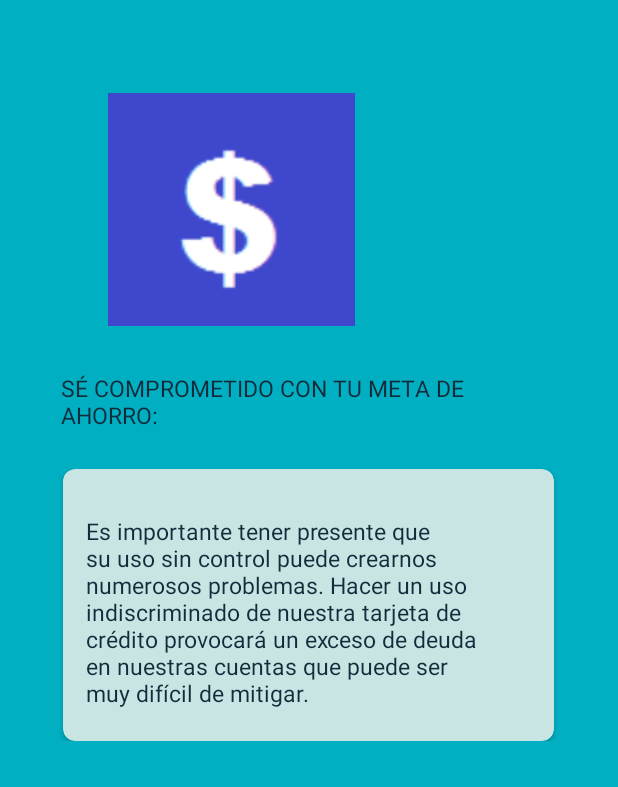
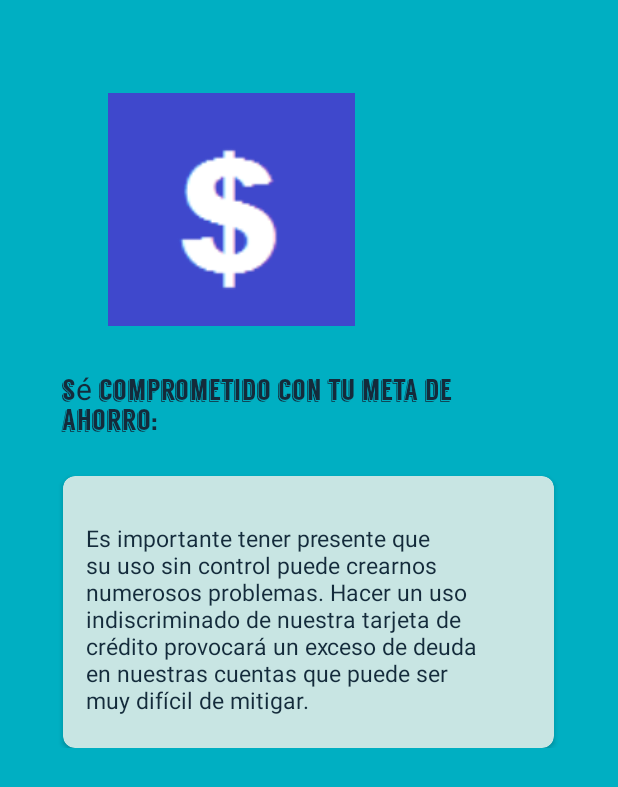
Before and after one commit to Albertopls/MyApp-master2, an Android app: the Consejo_MetaAhorro screen opened directly, with no data from a screen before it, on a phone screen of 412 x 824 dp. Shown: the top 787 px of the screen. Run offline under Robolectric (Android 15) with nearby library versions, the phone set to English and light mode, and no system bars; network calls fail.

Commit message:
Diseño pantallas de consejos

```diff
--- a/app/src/main/java/com/example/eduardopalacios/myapp/Consejo_MetaAhorro.java
+++ b/app/src/main/java/com/example/eduardopalacios/myapp/Consejo_MetaAhorro.java
@@ -1,13 +1,24 @@
 package com.example.eduardopalacios.myapp;
 
+import android.graphics.Typeface;
 import android.support.v7.app.AppCompatActivity;
 import android.os.Bundle;
+import android.widget.TextView;
 
 public class Consejo_MetaAhorro extends AppCompatActivity {
-
+TextView title_consejo;
     @Override
     protected void onCreate(Bundle savedInstanceState) {
         super.onCreate(savedInstanceState);
         setContentView(R.layout.activity_consejo__meta_ahorro);
+        title_consejo= (TextView) findViewById(R.id.title_consejo3);
+        cambiar_letra();
     }
-}
+
+
+    public void cambiar_letra(){
+        Typeface face= Typeface.createFromAsset(getAssets(),"fonts/Langdon.otf");
+        title_consejo.setTypeface(face);
+
+    }
+    }
--- a/app/src/main/res/layout/activity_consejo__compras.xml
+++ b/app/src/main/res/layout/activity_consejo__compras.xml
@@ -57,13 +57,13 @@ android:background="@drawable/wall">
             <TextView
 
                 android:layout_width="163dp"
-                android:id="@+id/no_tarjetas"
+                android:id="@+id/title_consejo2"
                 android:layout_height="match_parent"
                 android:layout_margin="15dp"
                 android:layout_weight="0.82"
-                android:text="¿REALMENTE NECESITAS ESA COMPRA?"
+                android:text="¿realmente necesitas esa compra?"
                 android:textColor="#142b3b"
-                android:textSize="15sp"
+                android:textSize="20sp"
                 />
 
 
--- a/app/src/main/res/layout/activity_consejo__meta_ahorro.xml
+++ b/app/src/main/res/layout/activity_consejo__meta_ahorro.xml
@@ -57,13 +57,13 @@
                 <TextView
 
                     android:layout_width="163dp"
-                    android:id="@+id/no_tarjetas"
+                    android:id="@+id/title_consejo3"
                     android:layout_height="match_parent"
                     android:layout_margin="15dp"
                     android:layout_weight="0.82"
-                    android:text="SÉ COMPROMETIDO CON TU META DE AHORRO:"
+                    android:text="sé comprometido con tu meta de ahorro:"
                     android:textColor="#142b3b"
-                    android:textSize="15sp"
+                    android:textSize="20sp"
                     />
 
 
--- a/app/src/main/res/layout/activity_consejo__tarjetas.xml
+++ b/app/src/main/res/layout/activity_consejo__tarjetas.xml
@@ -63,9 +63,9 @@
                 android:layout_height="match_parent"
                 android:layout_margin="15dp"
                 android:layout_weight="0.82"
-                android:text="NO HAGAS USO EXCESIVO DE TARJETAS"
+                android:text="no hagas uso excesivo de tarjetas"
                 android:textColor="#142b3b"
-                android:textSize="15sp"
+                android:textSize="20sp"
                 />
 
 
--- a/app/src/main/res/layout/activity_consejo__tiempo_ahorrar.xml
+++ b/app/src/main/res/layout/activity_consejo__tiempo_ahorrar.xml
@@ -57,13 +57,13 @@
                 <TextView
 
                     android:layout_width="163dp"
-                    android:id="@+id/no_tarjetas"
+                    android:id="@+id/title_consejo4"
                     android:layout_height="match_parent"
                     android:layout_margin="15dp"
                     android:layout_weight="0.82"
-                    android:text="SIEMPRE ESTÁS A TIEMPO DE AHORRAR:"
+                    android:text="siempre estás a tiempo de ahorrar:"
                     android:textColor="#142b3b"
-                    android:textSize="15sp"
+                    android:textSize="20sp"
                     />
 
 
```
Also changed, not shown: app/src/main/java/com/example/eduardopalacios/myapp/Consejo_Compras.java (+13 -1 lines), app/src/main/java/com/example/eduardopalacios/myapp/Consejo_Tarjetas.java (+12 -1 lines), app/src/main/java/com/example/eduardopalacios/myapp/Consejo_TiempoAhorrar.java (+12 -1 lines), app/src/main/res/layout/fragment_fragment_ahorrar.xml (+18 -6 lines).
